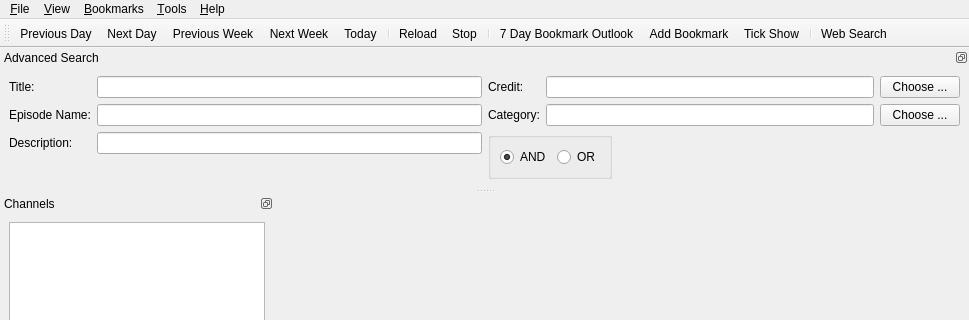
The window that src/mainwindow.ui (rweather/tvguide) describes before a commit, drawn with Qt 5; both pictures show x 0 to 969 and y 0 to 320 of the 969 by 600 pixel window.
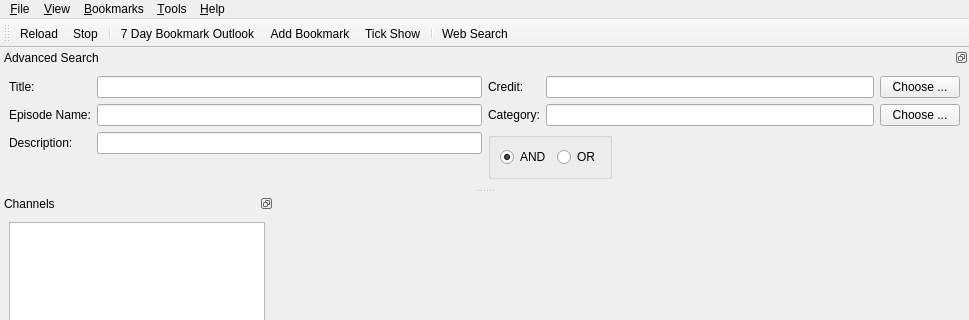
The same window after the commit. Icons and pictures are not drawn.

Patch:
```diff
--- a/src/mainwindow.ui
+++ b/src/mainwindow.ui
@@ -307,12 +307,6 @@
    <attribute name="toolBarBreak">
     <bool>false</bool>
    </attribute>
-   <addaction name="actionPreviousDay"/>
-   <addaction name="actionNextDay"/>
-   <addaction name="actionPreviousWeek"/>
-   <addaction name="actionNextWeek"/>
-   <addaction name="actionToday"/>
-   <addaction name="separator"/>
    <addaction name="actionReload"/>
    <addaction name="action_Stop"/>
    <addaction name="separator"/>
@@ -354,51 +348,6 @@
     <string>&amp;Stop</string>
    </property>
   </action>
-  <action name="actionNextDay">
-   <property name="icon">
-    <iconset resource="tvguide.qrc">
-     <normaloff>:/images/go-next.png</normaloff>:/images/go-next.png</iconset>
-   </property>
-   <property name="text">
-    <string>&amp;Next Day</string>
-   </property>
-  </action>
-  <action name="actionPreviousDay">
-   <property name="icon">
-    <iconset resource="tvguide.qrc">
-     <normaloff>:/images/go-previous.png</normaloff>:/images/go-previous.png</iconset>
-   </property>
-   <property name="text">
-    <string>&amp;Previous Day</string>
-   </property>
-  </action>
-  <action name="actionNextWeek">
-   <property name="icon">
-    <iconset resource="tvguide.qrc">
-     <normaloff>:/images/go-down.png</normaloff>:/images/go-down.png</iconset>
-   </property>
-   <property name="text">
-    <string>Next &amp;Week</string>
-   </property>
-  </action>
-  <action name="actionPreviousWeek">
-   <property name="icon">
-    <iconset resource="tvguide.qrc">
-     <normaloff>:/images/go-up.png</normaloff>:/images/go-up.png</iconset>
-   </property>
-   <property name="text">
-    <string>Pre&amp;vious Week</string>
-   </property>
-  </action>
-  <action name="actionToday">
-   <property name="icon">
-    <iconset resource="tvguide.qrc">
-     <normaloff>:/images/today.png</normaloff>:/images/today.png</iconset>
-   </property>
-   <property name="text">
-    <string>&amp;Today</string>
-   </property>
-  </action>
   <action name="actionMorning">
    <property name="text">
     <string>&amp;Morning</string>
```
Left out of the diff: 6 changed lines with no effect on the pictures.
